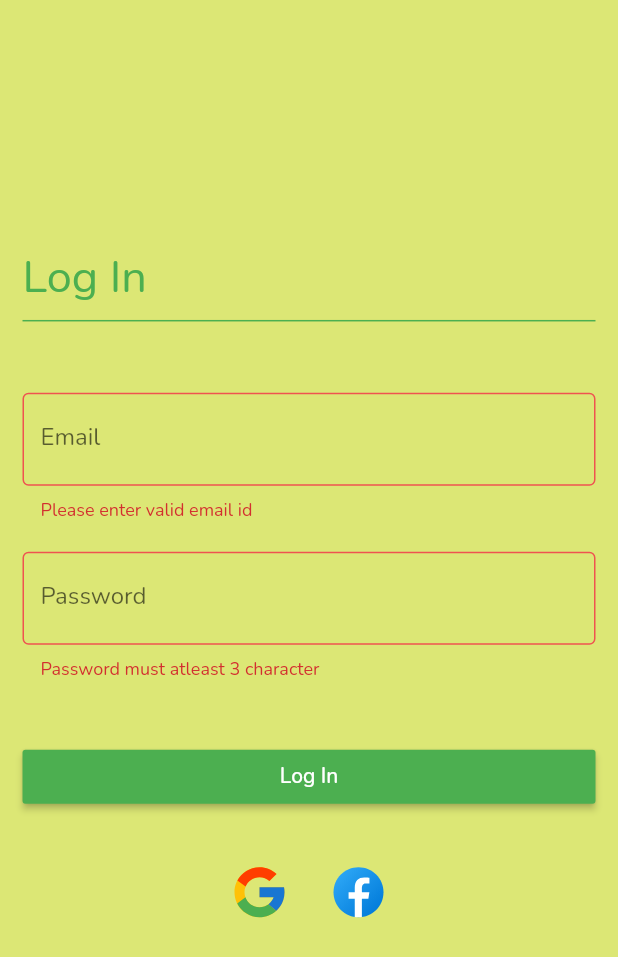
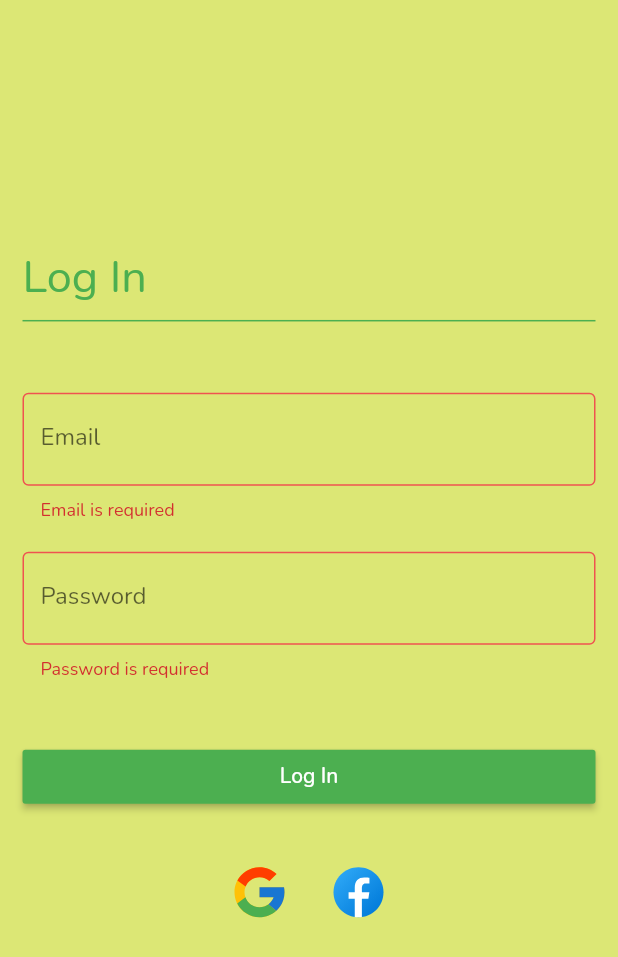
Before and after one commit to pritampodder12/flutter_authentication_flow, a Flutter app: the screen it shows after launch, after a tap on "Log In", on a phone screen of 412 x 824 dp. Shown: the top 957 px of the screen. Run offline on Flutter 3.47's test engine with Material 2 defaults, Android fonts, the phone set to English and light mode, and no system bars; our stand-ins replace firebase_auth, flutter_svg, google_fonts, google_sign_in, shared_preferences; accounts and stored records are empty.

Commit message:
validation complete without disableButton

```diff
--- a/lib/mixins/validation_mixin.dart
+++ b/lib/mixins/validation_mixin.dart
@@ -1,9 +1,11 @@
 class ValidationMixin {
   final Function(String) emailValidator = (String value) {
+    if (value.isEmpty) return 'Email is required';
     if (!value.contains('@')) return 'Please enter valid email id';
   };
 
   final Function(String) passwordValidator = (String value) {
+    if (value.isEmpty) return 'Password is required';
     if (value.length < 3) return 'Password must atleast 3 character';
   };
 }
```
